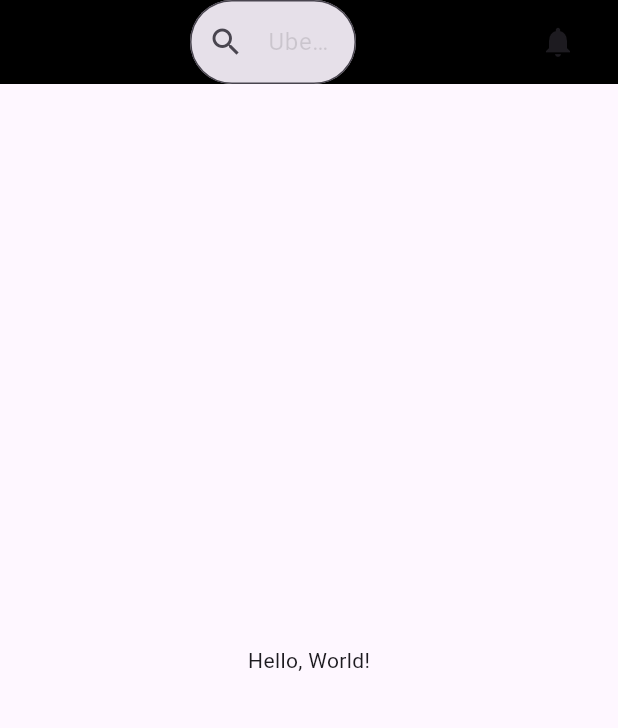
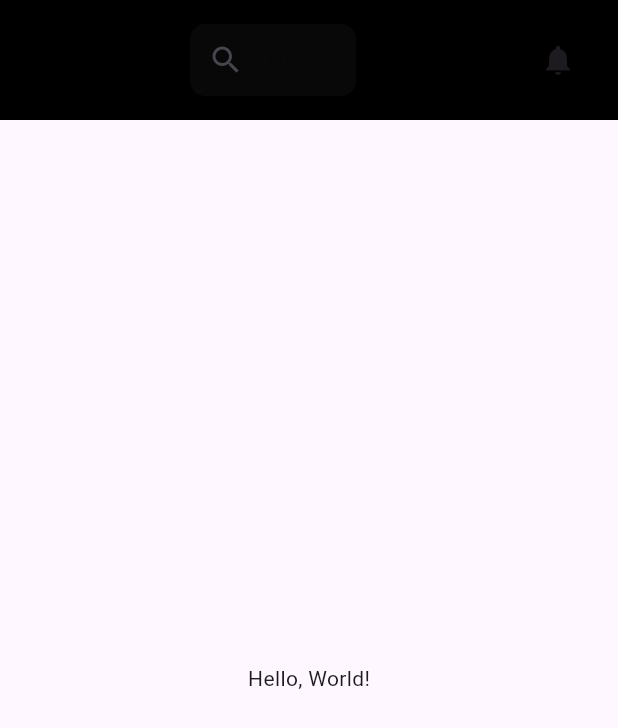
Before and after one commit to Billy272/eats_demo, a Flutter app: the screen it shows after launch, on a phone screen of 412 x 824 dp. Shown: the top 728 px of the screen. Run offline on Flutter 3.47's test engine with Material 3 defaults, Android fonts, the phone set to English and light mode, and no system bars.

Commit message:
Update app bar in main.dart

```diff
--- a/uber_eats_demo/lib/main.dart
+++ b/uber_eats_demo/lib/main.dart
@@ -33,6 +33,7 @@ class _MyHomePageState extends State<MyHomePage> {
     return Scaffold(
       appBar: AppBar(
         backgroundColor: Colors.black,
+        toolbarHeight: 80,
         title: Row(
           children: <Widget>[
             const Spacer(),
@@ -41,10 +42,15 @@ class _MyHomePageState extends State<MyHomePage> {
                 decoration: InputDecoration(
                   prefixIcon: const Icon(Icons.search),
                   hintText: 'Uber Eats Demo Search...',
+                  hintStyle: const TextStyle(color: Colors.black12),
                   filled: true,
-                  hintStyle: const TextStyle(color: Colors.black12),
+                  fillColor: const Color.fromARGB(31, 68, 67, 67),
+                  //change height of search bar
+                  contentPadding:
+                      const EdgeInsets.symmetric(vertical: 5, horizontal: 10),
                   border: OutlineInputBorder(
-                    borderRadius: BorderRadius.circular(50),
+                    borderRadius: BorderRadius.circular(10),
+                    borderSide: BorderSide.none,
                   ),
                 ),
               ),
```
